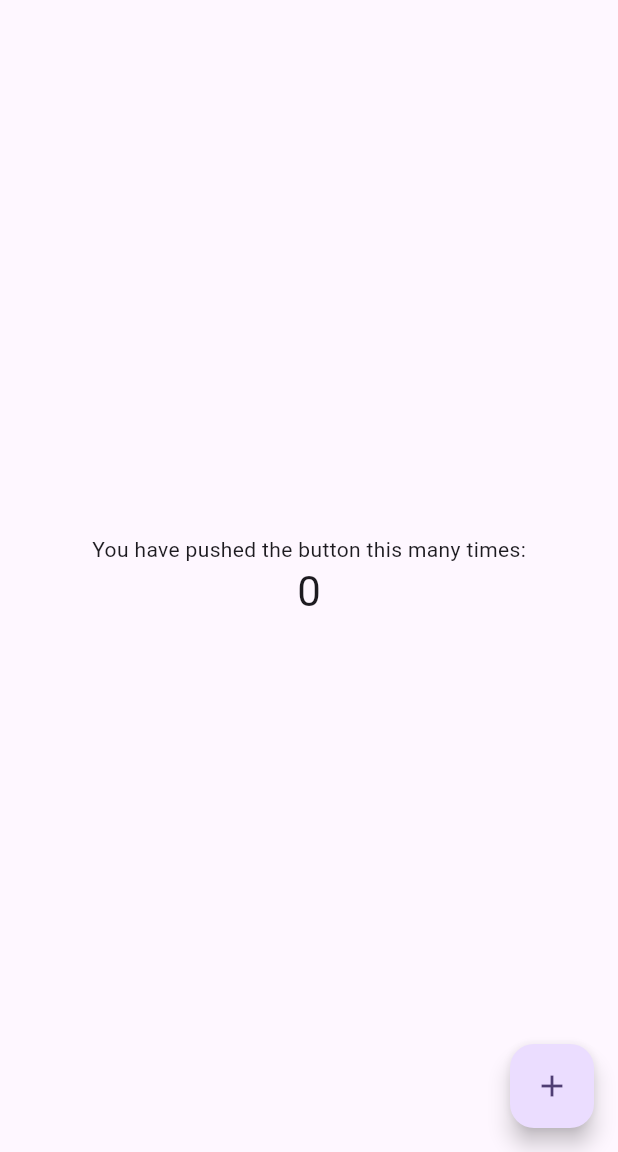
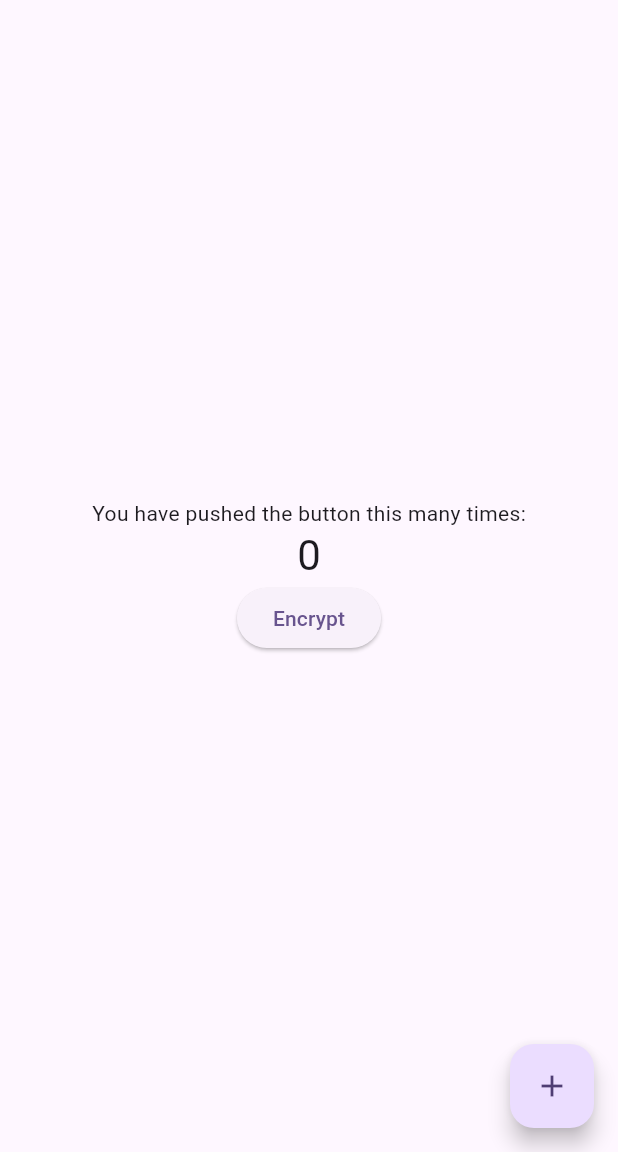
Before and after one commit to mlsingh8412/dvfa, a Flutter app: the screen it shows after launch, on a phone screen of 412 x 824 dp, the part 84-1236 px from its top. Run offline on Flutter 3.47's test engine with Material 3 defaults, Android fonts, the phone set to English and light mode, and no system bars; missing offline and left inert: encrypt.

Commit message:
add a demo for the first Dart rule in Snyk Code

```diff
--- /dev/null
+++ b/lib/encrypter.dart
@@ -0,0 +1,28 @@
+import 'dart:math';
+import 'dart:typed_data';
+import 'package:encrypt/encrypt.dart';
+
+class MessageEncrypter {
+  final String message;
+
+  MessageEncrypter({required this.message});
+
+  String encrypt() {
+    final plainText = message;
+    // Insecure Key generation using dart:math Random()
+    final insecureRandom = Random();
+    final key = Key(Uint8List.fromList(
+        List<int>.generate(32, (_) => insecureRandom.nextInt(256))));
+
+    final iv = IV(Uint8List(16));
+
+    final encrypter = Encrypter(AES(key));
+
+    final encrypted = encrypter.encrypt(plainText, iv: iv);
+    final decrypted = encrypter.decrypt(encrypted, iv: iv);
+
+    print('Encrypted: ${encrypted.base64}');
+    print('Decrypted: $decrypted');
+    return message;
+  }
+}
--- a/lib/main.dart
+++ b/lib/main.dart
@@ -1,3 +1,6 @@
+import 'dart:isolate';
+
+import 'package:dvfa/encrypter.dart';
 import 'package:flutter/material.dart';
 import 'package:flutter/services.dart';
 
@@ -31,28 +34,13 @@ class MyApp extends StatelessWidget {
         colorScheme: ColorScheme.fromSeed(seedColor: Colors.deepPurple),
         useMaterial3: true,
       ),
-      home: MyHomePage(title: 'Flutter Demo Home Page'),
+      home: const MyHomePage(title: 'Flutter Demo Home Page'),
     );
   }
 }
 
 class MyHomePage extends StatefulWidget {
-  MyHomePage({super.key, required this.title});
-
-  final TextEditingController _controller = TextEditingController();
-
-  Future<void> onSubmitPressed() async {
-    await AppCommands.instance.saveText(_controller.text);
-  }
-
-  // This widget is the home page of your application. It is stateful, meaning
-  // that it has a State object (defined below) that contains fields that affect
-  // how it looks.
-
-  // This class is the configuration for the state. It holds the values (in this
-  // case the title) provided by the parent (in this case the App widget) and
-  // used by the build method of the State. Fields in a Widget subclass are
-  // always marked "final".
+  const MyHomePage({super.key, required this.title});
 
   final String title;
 
@@ -62,53 +50,39 @@ class MyHomePage extends StatefulWidget {
 
 class _MyHomePageState extends State<MyHomePage> {
   int _counter = 0;
+  late TextEditingController _controller;
+
+  @override
+  void initState() {
+    super.initState();
+    _controller = TextEditingController();
+  }
+
+  @override
+  void dispose() {
+    _controller.dispose();
+    super.dispose();
+  }
+
+  Future<void> onSubmitPressed() async {
+    await AppCommands.instance.saveText(_controller.text);
+  }
 
   void _incrementCounter() {
     setState(() {
-      // This call to setState tells the Flutter framework that something has
-      // changed in this State, which causes it to rerun the build method below
-      // so that the display can reflect the updated values. If we changed
-      // _counter without calling setState(), then the build method would not be
-      // called again, and so nothing would appear to happen.
       _counter++;
     });
   }
 
   @override
   Widget build(BuildContext context) {
-    // This method is rerun every time setState is called, for instance as done
-    // by the _incrementCounter method above.
-    //
-    // The Flutter framework has been optimized to make rerunning build methods
-    // fast, so that you can just rebuild anything that needs updating rather
-    // than having to individually change instances of widgets.
     return Scaffold(
       appBar: AppBar(
-        // TRY THIS: Try changing the color here to a specific color (to
-        // Colors.amber, perhaps?) and trigger a hot reload to see the AppBar
-        // change color while the other colors stay the same.
         backgroundColor: Theme.of(context).colorScheme.inversePrimary,
-        // Here we take the value from the MyHomePage object that was created by
-        // the App.build method, and use it to set our appbar title.
         title: Text(widget.title),
       ),
       body: Center(
-        // Center is a layout widget. It takes a single child and positions it
-        // in the middle of the parent.
         child: Column(
-          // Column is also a layout widget. It takes a list of children and
-          // arranges them vertically. By default, it sizes itself to fit its
-          // children horizontally, and tries to be as tall as its parent.
-          //
-          // Column has various properties to control how it sizes itself and
-          // how it positions its children. Here we use mainAxisAlignment to
-          // center the children vertically; the main axis here is the vertical
-          // axis because Columns are vertical (the cross axis would be
-          // horizontal).
-          //
-          // TRY THIS: Invoke "debug painting" (choose the "Toggle Debug Paint"
-          // action in the IDE, or press "p" in the console), to see the
-          // wireframe for each widget.
           mainAxisAlignment: MainAxisAlignment.center,
           children: <Widget>[
             const Text(
@@ -117,6 +91,14 @@ class _MyHomePageState extends State<MyHomePage> {
             Text(
               '$_counter',
               style: Theme.of(context).textTheme.headlineMedium,
+            ),
+            ElevatedButton(
+              onPressed: () {
+                debugPrint(
+                  "encrypted: ${MessageEncrypter(message: _controller.text).encrypt()}",
+                );
+              },
+              child: const Text('Encrypt'),
             ),
           ],
         ),
--- a/pubspec.yaml
+++ b/pubspec.yaml
@@ -17,6 +17,7 @@ dependencies:
   flutter_downloader: 1.11.0
   local_auth: ^2.3.0
   google_maps_flutter: ^2.10.0
+  encrypt: ^5.0.3
 
   cupertino_icons: ^1.0.2
 
```
Also changed, not shown: pubspec.lock.
